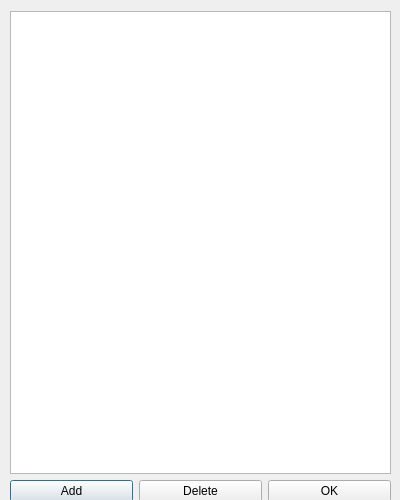
named-data/ChronoChat, file src/profileeditor.ui: the form before one commit.
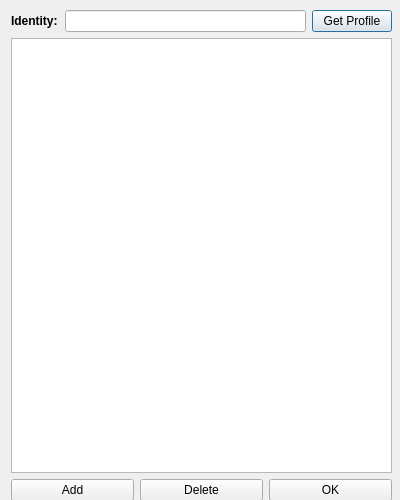
The form after the commit.

Commit message: Change ContactStorage, the schema of SelfProfile is changed.

```diff
--- a/src/profileeditor.ui
+++ b/src/profileeditor.ui
@@ -16,13 +16,40 @@
   <widget class="QWidget" name="">
    <property name="geometry">
     <rect>
-     <x>10</x>
-     <y>11</y>
+     <x>11</x>
+     <y>10</y>
      <width>381</width>
      <height>491</height>
     </rect>
    </property>
-   <layout class="QVBoxLayout" name="verticalLayout">
+   <layout class="QVBoxLayout" name="profileEditorLayout" stretch="1,20,1">
+    <item>
+     <layout class="QHBoxLayout" name="identityLayout" stretch="1,5,1">
+      <item>
+       <widget class="QLabel" name="identityLabel">
+        <property name="font">
+         <font>
+          <weight>75</weight>
+          <bold>true</bold>
+         </font>
+        </property>
+        <property name="text">
+         <string>Identity:</string>
+        </property>
+       </widget>
+      </item>
+      <item>
+       <widget class="QLineEdit" name="identityInput"/>
+      </item>
+      <item>
+       <widget class="QPushButton" name="getButton">
+        <property name="text">
+         <string>Get Profile</string>
+        </property>
+       </widget>
+      </item>
+     </layout>
+    </item>
     <item>
      <widget class="QTableView" name="profileTable">
       <attribute name="horizontalHeaderCascadingSectionResizes">
```
The commit also changes 3 other files.
